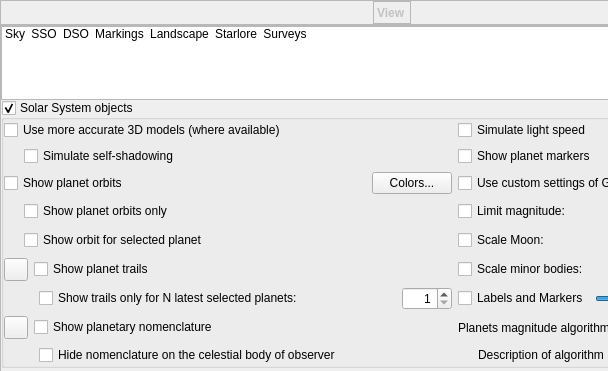
First picture: the form in src/gui/viewDialog.ui, repository 519984307/stellarium_src, before the edit; both pictures show x 0 to 608 and y 0 to 371 of the 809 by 591 pixel window.
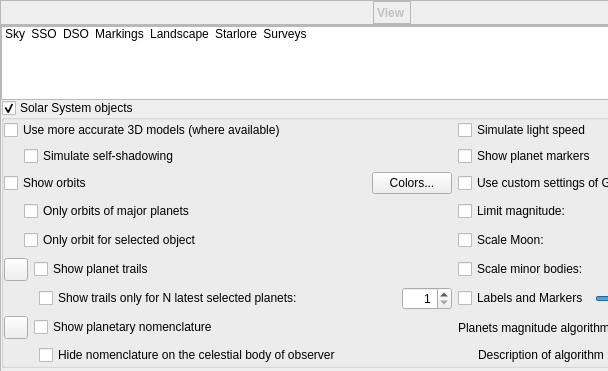
Second picture: the form after the edit. The open tabs and pages were chosen to show the change. Icons and pictures are not drawn. Custom widgets are drawn as their Qt base class.

Commit message: Updage GUI and shortcuts on Windows

```diff
--- a/src/gui/viewDialog.ui
+++ b/src/gui/viewDialog.ui
@@ -1198,7 +1198,7 @@
                   <string>Deactivate this option if you want to see orbit for selected planet and its moons.</string>
                  </property>
                  <property name="text">
-                  <string>Show orbit for selected planet</string>
+                  <string>Only orbit for selected object</string>
                  </property>
                 </widget>
                </item>
@@ -1218,7 +1218,7 @@
                   </sizepolicy>
                  </property>
                  <property name="text">
-                  <string>Show planet orbits</string>
+                  <string>Show orbits</string>
                  </property>
                 </widget>
                </item>
@@ -1347,7 +1347,7 @@
                <item>
                 <widget class="QCheckBox" name="planetOrbitOnlyCheckBox">
                  <property name="text">
-                  <string>Show planet orbits only</string>
+                  <string>Only orbits of major planets</string>
                  </property>
                 </widget>
                </item>
```
The commit also changes 1 other file.
